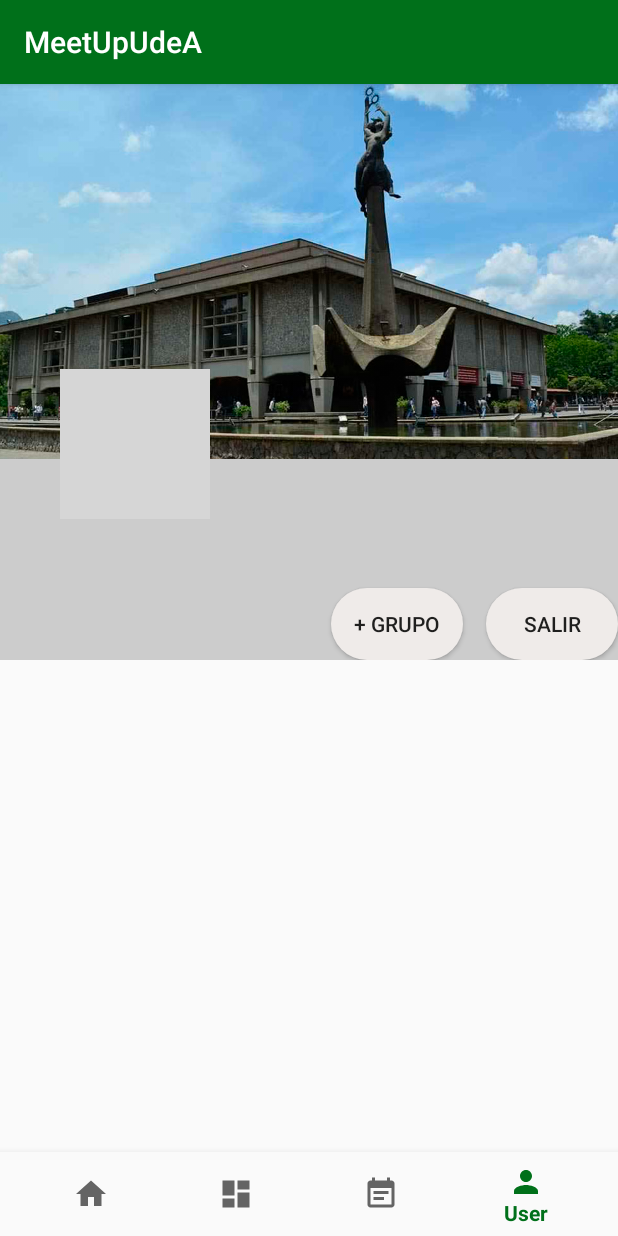
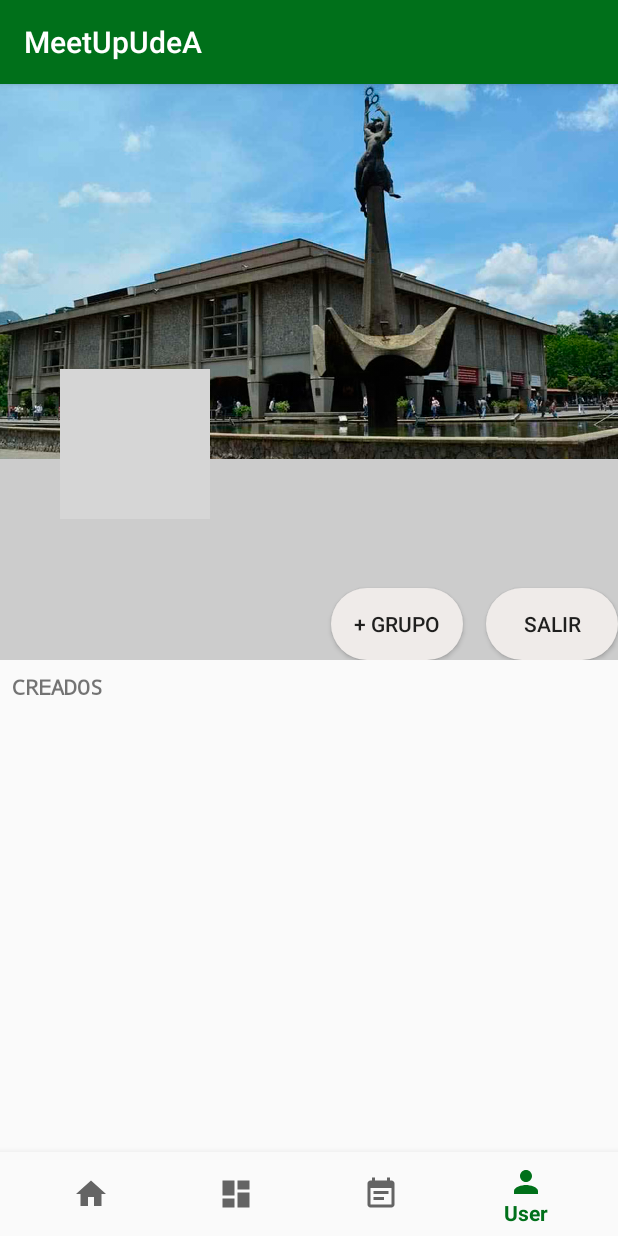
Before and after one commit to gio96/MeetUpUdea, an Android app: the screen it shows after launch once a user with an empty profile is signed in (BottomNavActivity), item 4 of the bottom bar chosen, on a phone screen of 412 x 824 dp. Run offline under Robolectric (Android 15) with nearby library versions, the phone set to English and light mode, and no system bars; our stand-ins replace CircleImageView, Firebase (no records; nobody signed in at launch, a user with empty details on screens opened directly), Picasso; plain views replace DiagonalLayout; 3 statements that could not run were skipped; grey boxes are pictures that could not be loaded.

Commit message:
UserView show myGroups

```diff
--- a/app/src/main/java/com/example/galonsogomez/meetupudea/HomeNavFragment.java
+++ b/app/src/main/java/com/example/galonsogomez/meetupudea/HomeNavFragment.java
@@ -108,6 +108,11 @@ public class HomeNavFragment extends Fragment {
             groupTitle.setText(title);
 
         }
+        public void setIcon(){
+            groupTitle = itemView.findViewById(R.id.text_Group);
+            groupTitle.setCompoundDrawablesWithIntrinsicBounds(0, 0, R.drawable.ic_edit_black_24dp, 0);
+
+        }
 
         public void setPicture(String picture, Context c) {
             groupPicture = (ImageView) itemView.findViewById(R.id.img_Group);
--- a/app/src/main/java/com/example/galonsogomez/meetupudea/UserNavFragment.java
+++ b/app/src/main/java/com/example/galonsogomez/meetupudea/UserNavFragment.java
@@ -43,13 +43,15 @@ public class UserNavFragment extends Fragment implements View.OnClickListener{
     private Button btnLogOut;
     private Button btnCreate;
     de.hdodenhof.circleimageview.CircleImageView circleImageView;
-    private RecyclerView recyclerViewUser;
+
+    //recyclerV_Events_Nav
+
+    private RecyclerView recyclerVUsermyGroups;
 
     //Firebase
     private DatabaseReference mReferenceMyGroups;
     private DatabaseReference mReference;
     private FirebaseDatabase mFirebaseDatabase;
-
 
     public UserNavFragment() {
         // Required empty public constructor
@@ -62,12 +64,20 @@ public class UserNavFragment extends Fragment implements View.OnClickListener{
 
         // Inflate the layout for this fragment
         View view = inflater.inflate(R.layout.fragment_user_nav, container, false);
+         //MyGroups
+        FirebaseUser firebaseUser = FirebaseAuth.getInstance().getCurrentUser();
 
-        recyclerViewUser = (RecyclerView) view.findViewById(R.id.recycler_View_Fragment_User);
-        recyclerViewUser.setHasFixedSize(true);
+        Query myGroupsQuery = FirebaseDatabase.getInstance().getReference().child("users")
+                .child(firebaseUser.getUid()).child("myGroups");
+        Log.d("query", myGroupsQuery.toString());
+        recyclerVUsermyGroups = (RecyclerView) view.findViewById(R.id.recycler_View_Fragment_User);
+        mReference = myGroupsQuery.getRef();
+        mReference.keepSynced(true);
 
-        //this change to getActivity() /problem
-        recyclerViewUser.setLayoutManager(new GridLayoutManager(getActivity(),2));
+        recyclerVUsermyGroups.setHasFixedSize(true);
+        recyclerVUsermyGroups.setLayoutManager(new GridLayoutManager(getActivity(),2));
+
+
 
         btnLogOut = view.findViewById(R.id.btn_Logout);
         btnLogOut.setOnClickListener(this);
@@ -75,11 +85,46 @@ public class UserNavFragment extends Fragment implements View.OnClickListener{
         btnCreate.setOnClickListener(this);
 
 
-        FirebaseUser firebaseUser = FirebaseAuth.getInstance().getCurrentUser();
+
         setData(view,firebaseUser);
         setPicture(view,getActivity().getApplicationContext(),firebaseUser);
 
         return view;
+    }
+
+    @Override
+    public void onStart() {
+        super.onStart();
+
+        //Create firebaseRecyclerAdapter with a viewHolder to show the info of the
+        // Database
+
+        FirebaseRecyclerAdapter<Group,HomeNavFragment.GroupViewHolder> firebaseRecyclerAdapter =
+                new FirebaseRecyclerAdapter<Group,HomeNavFragment.GroupViewHolder>
+                        (Group.class,R.layout.item_group,HomeNavFragment.GroupViewHolder.class,mReference) {
+
+                    @Override
+                    public  void populateViewHolder(HomeNavFragment.GroupViewHolder groupViewHolder,
+                                                    final Group model , int position){
+
+                        // To assign the info from Database to cardView
+                        //groupViewHolder.setIdGroup(model.getGroupUID());
+                        Log.d("model", model.getTitle());
+                        groupViewHolder.setTitle(model.getTitle());
+                        groupViewHolder.setIcon();
+                        groupViewHolder.setPicture(model.getPicture(),getActivity().getApplicationContext());
+                        groupViewHolder.cardViewEvent1.setOnClickListener(new View.OnClickListener() {
+                            @Override
+                            public void onClick(View view) {
+
+                                //Show info of the group to edit
+                            }
+                        });
+
+                    }
+                };
+
+        recyclerVUsermyGroups.setAdapter(firebaseRecyclerAdapter);
     }
 
     public void signOut(){
--- /dev/null
+++ b/app/src/main/res/drawable/ic_edit_black_24dp.xml
@@ -0,0 +1,9 @@
+<vector xmlns:android="http://schemas.android.com/apk/res/android"
+        android:width="24dp"
+        android:height="24dp"
+        android:viewportWidth="24.0"
+        android:viewportHeight="24.0">
+    <path
+        android:fillColor="#ffffff"
+        android:pathData="M3,17.25V21h3.75L17.81,9.94l-3.75,-3.75L3,17.25zM20.71,7.04c0.39,-0.39 0.39,-1.02 0,-1.41l-2.34,-2.34c-0.39,-0.39 -1.02,-0.39 -1.41,0l-1.83,1.83 3.75,3.75 1.83,-1.83z"/>
+</vector>
--- a/app/src/main/res/layout/fragment_user_nav.xml
+++ b/app/src/main/res/layout/fragment_user_nav.xml
@@ -90,12 +90,31 @@
             android:padding="8dp"
             android:orientation="horizontal">
 
-            <android.support.v7.widget.RecyclerView
-                android:id="@+id/recycler_View_Fragment_User"
+            <ScrollView
                 android:layout_width="match_parent"
                 android:layout_height="match_parent">
 
-            </android.support.v7.widget.RecyclerView>
+                <LinearLayout
+                    android:layout_width="match_parent"
+                    android:layout_height="wrap_content"
+                    android:orientation="vertical">
+
+                    <TextView
+                        android:id="@+id/text_GruposCreados"
+                        android:layout_width="match_parent"
+                        android:layout_height="wrap_content"
+                        android:text="@string/Creados"
+                        android:textStyle="bold"
+                        android:typeface="monospace" />
+
+                    <android.support.v7.widget.RecyclerView
+                        android:id="@+id/recycler_View_Fragment_User"
+                        android:layout_width="match_parent"
+                        android:layout_height="match_parent">
+
+                    </android.support.v7.widget.RecyclerView>
+                </LinearLayout>
+            </ScrollView>
 
         </LinearLayout>
 
--- a/app/src/main/res/layout/item_group.xml
+++ b/app/src/main/res/layout/item_group.xml
@@ -48,9 +48,9 @@
         android:layout_height="wrap_content"
         android:layout_gravity="bottom"
         android:background="#8c000000"
+        android:elevation="10dp"
         android:padding="1dp"
         android:text="Group Title"
-        android:elevation="10dp"
         android:textColor="#ffe3e3e3"
         android:textSize="12sp"
         android:textStyle="normal" />
--- a/app/src/main/res/values/strings.xml
+++ b/app/src/main/res/values/strings.xml
@@ -25,5 +25,8 @@
     <string name="hint_createCourse_schedule">Horario  Ej: Lunes a viernes 6-8 am</string>
     <string name="hint_createCourse_description">De que trata el curso?</string>
 
+    // View Profile
+    <string name="Creados">CREADOS</string>
+
 
 </resources>
```
Also changed, not shown: app/src/main/java/com/example/galonsogomez/meetupudea/CreateGroupActivity.java (+4 -3 lines), app/src/main/res/layout/item_my_groups.xml (added, +37 -0 lines), 3 other files.
